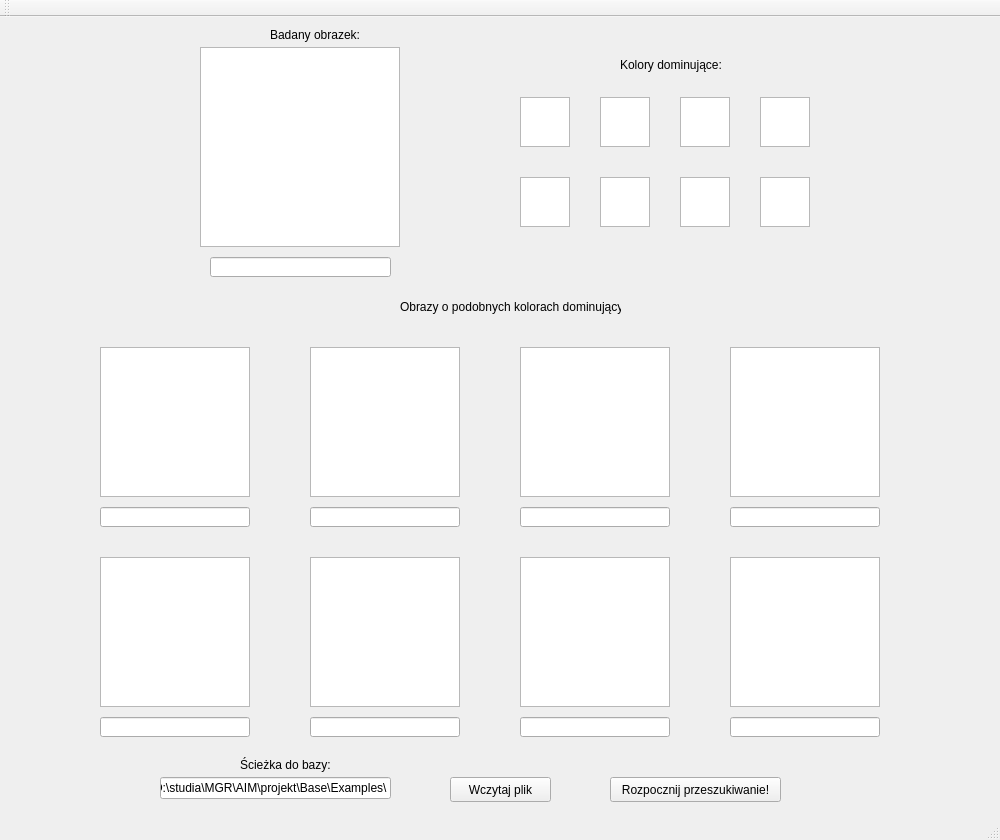
Before: the Qt Designer form AIM/AIM/aim.ui in Insekt0/mytestrepo, drawn with Qt 5.
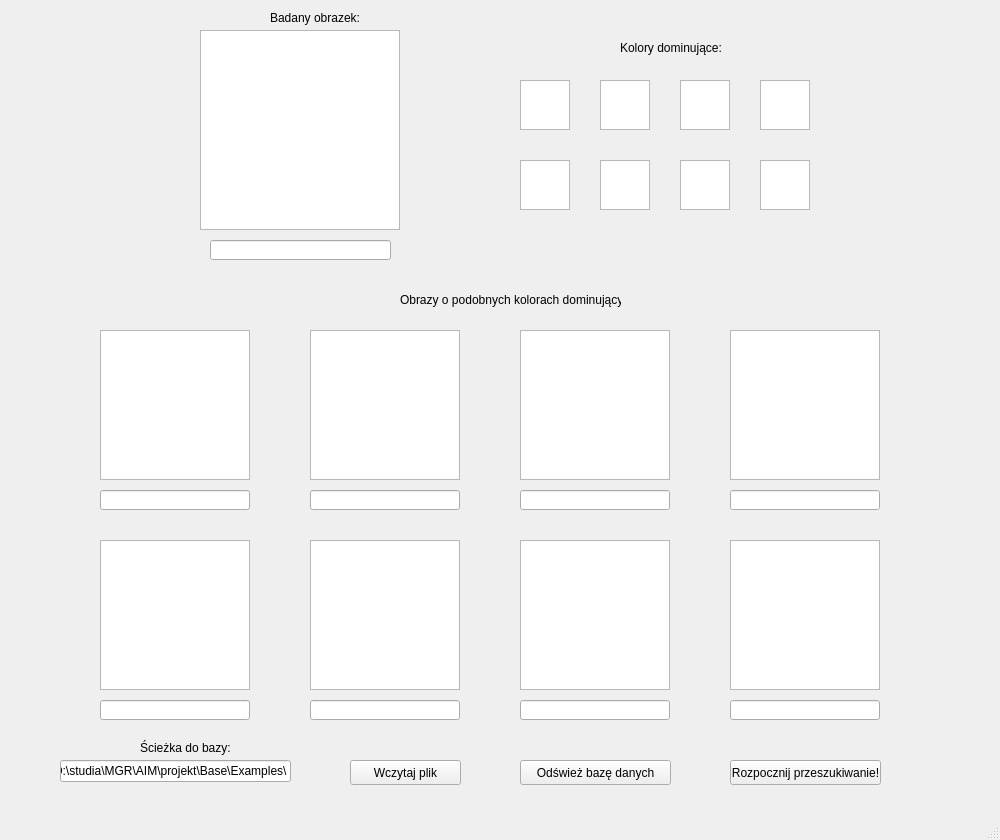
After: the same form once the commit is applied.

Commit message: Added popups, changed GUI, working with update database

```diff
--- a/AIM/AIM/aim.ui
+++ b/AIM/AIM/aim.ui
@@ -10,8 +10,32 @@
     <height>840</height>
    </rect>
   </property>
+  <property name="sizePolicy">
+   <sizepolicy hsizetype="Fixed" vsizetype="Fixed">
+    <horstretch>0</horstretch>
+    <verstretch>0</verstretch>
+   </sizepolicy>
+  </property>
+  <property name="minimumSize">
+   <size>
+    <width>1000</width>
+    <height>840</height>
+   </size>
+  </property>
+  <property name="maximumSize">
+   <size>
+    <width>1000</width>
+    <height>840</height>
+   </size>
+  </property>
+  <property name="mouseTracking">
+   <bool>false</bool>
+  </property>
   <property name="windowTitle">
-   <string>AIM</string>
+   <string>Michał Jurkiewicz - Projekt AIM</string>
+  </property>
+  <property name="tabShape">
+   <enum>QTabWidget::Rounded</enum>
   </property>
   <widget class="QWidget" name="centralWidget">
    <widget class="QGraphicsView" name="mainPicture">
@@ -24,7 +48,7 @@
      </rect>
     </property>
     <property name="sizePolicy">
-     <sizepolicy hsizetype="Fixed" vsizetype="Fixed">
+     <sizepolicy hsizetype="MinimumExpanding" vsizetype="MinimumExpanding">
       <horstretch>0</horstretch>
       <verstretch>0</verstretch>
      </sizepolicy>
@@ -335,7 +359,7 @@
    <widget class="QLabel" name="baseDirLabel">
     <property name="geometry">
      <rect>
-      <x>240</x>
+      <x>140</x>
       <y>740</y>
       <width>111</width>
       <height>16</height>
@@ -348,7 +372,7 @@
    <widget class="QLineEdit" name="baseDirField">
     <property name="geometry">
      <rect>
-      <x>160</x>
+      <x>60</x>
       <y>760</y>
       <width>231</width>
       <height>22</height>
@@ -364,9 +388,9 @@
    <widget class="QPushButton" name="loadButton">
     <property name="geometry">
      <rect>
-      <x>450</x>
+      <x>350</x>
       <y>760</y>
-      <width>101</width>
+      <width>111</width>
       <height>25</height>
      </rect>
     </property>
@@ -377,9 +401,9 @@
    <widget class="QPushButton" name="startButton">
     <property name="geometry">
      <rect>
-      <x>610</x>
+      <x>730</x>
       <y>760</y>
-      <width>171</width>
+      <width>151</width>
       <height>25</height>
      </rect>
     </property>
@@ -580,7 +604,7 @@
     <property name="geometry">
      <rect>
       <x>400</x>
-      <y>280</y>
+      <y>290</y>
       <width>221</width>
       <height>20</height>
      </rect>
@@ -602,6 +626,19 @@
      <string>Badany obrazek:</string>
     </property>
    </widget>
+   <widget class="QPushButton" name="refreshDatabase">
+    <property name="geometry">
+     <rect>
+      <x>520</x>
+      <y>760</y>
+      <width>151</width>
+      <height>25</height>
+     </rect>
+    </property>
+    <property name="text">
+     <string>Odśwież bazę danych</string>
+    </property>
+   </widget>
   </widget>
   <widget class="QMenuBar" name="menuBar">
    <property name="geometry">
@@ -613,14 +650,6 @@
     </rect>
    </property>
   </widget>
-  <widget class="QToolBar" name="mainToolBar">
-   <attribute name="toolBarArea">
-    <enum>TopToolBarArea</enum>
-   </attribute>
-   <attribute name="toolBarBreak">
-    <bool>false</bool>
-   </attribute>
-  </widget>
   <widget class="QStatusBar" name="statusBar"/>
  </widget>
  <layoutdefault spacing="6" margin="11"/>
```
The commit also changes 6 other files.
